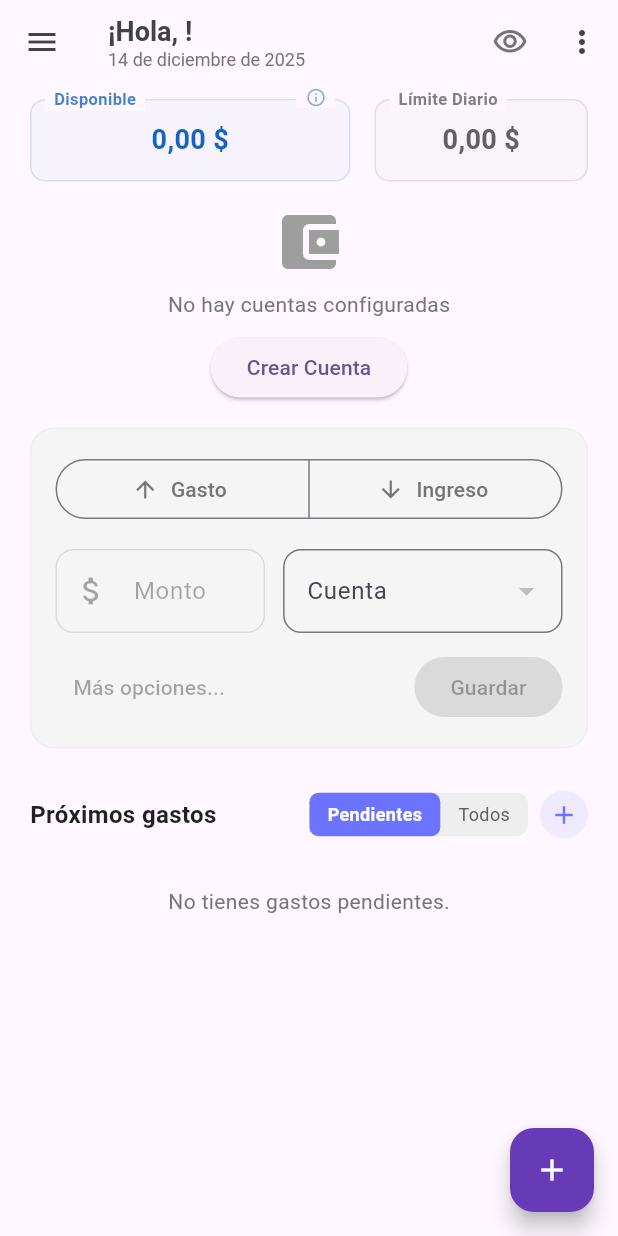
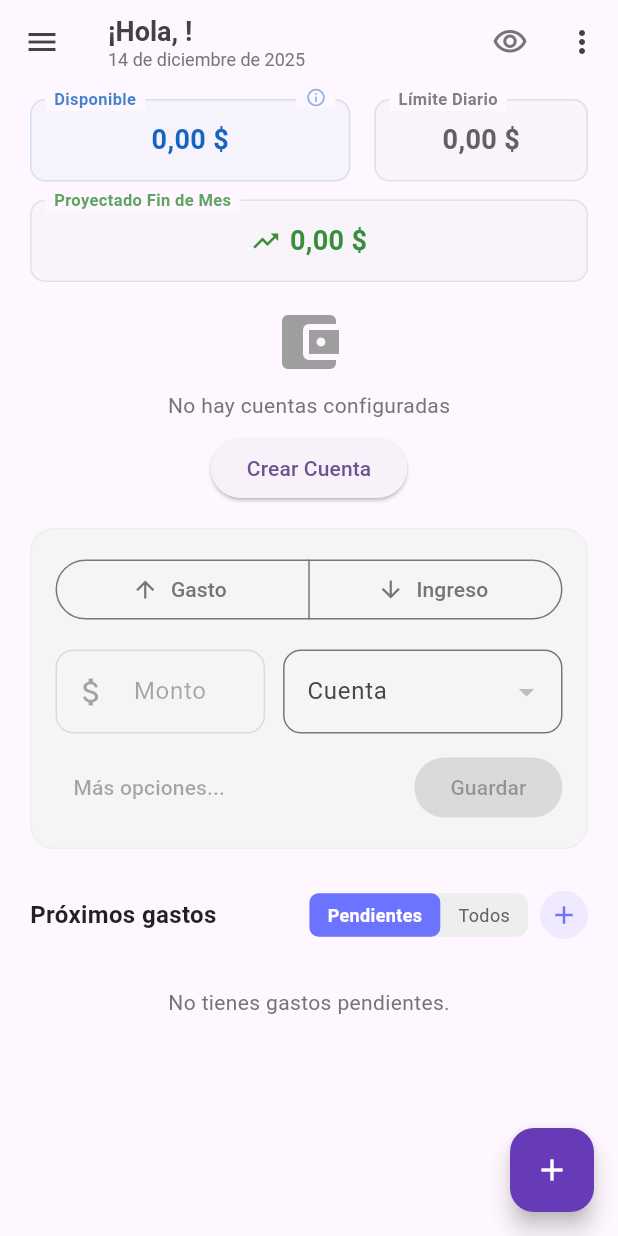
Before and after one commit to xeneous/MisNumeros, a Flutter app: the screen it shows once a user with an empty profile is signed in, on a phone screen of 412 x 824 dp. Run offline on Flutter 3.47's test engine with Material 3 defaults, Android fonts, the phone set to English and light mode, and no system bars; our stand-ins replace cloud_firestore, equatable, firebase_auth, firebase_core, geolocator, google_sign_in and 4 more; accounts and stored records are empty.

```diff
--- a/lib/screens/home/home_screen.dart
+++ b/lib/screens/home/home_screen.dart
@@ -65,6 +65,8 @@ class _HomeScreenState extends State<HomeScreen> with WidgetsBindingObserver {
   String _displayMode = 'local'; // 'local', 'travel', 'all'
   String _activeCurrency = 'ARS'; // The primary currency for the current mode
   Map<String, double> _totalBalancesByCurrency = {};
+  Map<String, double> _reserveBalancesByCurrency = {};
+  Map<String, double> _projectedEndOfMonthByCurrency = {};
 
   // State for quick transaction form
   final _quickAddFormKey = GlobalKey<FormState>();
@@ -195,10 +197,14 @@ class _HomeScreenState extends State<HomeScreen> with WidgetsBindingObserver {
       }
 
       _totalBalancesByCurrency = _calculateTotalBalancesByCurrency(accounts, balances);
+      _reserveBalancesByCurrency = _calculateReserveBalancesByCurrency(accounts, balances);
 
       print('HomeScreen: Calculated balances: $balances');
       print(
         'HomeScreen: Total balances by currency: $_totalBalancesByCurrency',
+      );
+      print(
+        'HomeScreen: Reserve balances by currency: $_reserveBalancesByCurrency',
       );
       print('HomeScreen: Active currency: $_activeCurrency');
 
@@ -266,6 +272,12 @@ class _HomeScreenState extends State<HomeScreen> with WidgetsBindingObserver {
           _topExpenseDescriptions = topExpenses;
           _topIncomeDescriptions = topIncomes;
           _skippedPaymentKeys = skippedKeys;
+
+          // Calculate projected end of month after we have all the data
+          _projectedEndOfMonthByCurrency = _calculateProjectedEndOfMonth();
+
+          print('HomeScreen: Projected end of month: $_projectedEndOfMonthByCurrency');
+
           // Set default account for quick add form if not already set, inside setState
           if (accounts.isNotEmpty) {
             _quickAddSelectedAccount =
@@ -403,6 +415,19 @@ class _HomeScreenState extends State<HomeScreen> with WidgetsBindingObserver {
             ],
           ),
 
+          const SizedBox(height: 12),
+
+          // Total Proyectado a Fin de Mes
+          _buildTitledAmountBox(
+            title: 'Proyectado Fin de Mes',
+            balances: _projectedEndOfMonthByCurrency,
+            color: _projectedEndOfMonthByCurrency[_activeCurrency] != null &&
+                    _projectedEndOfMonthByCurrency[_activeCurrency]! < 0
+                ? Colors.red[700]!
+                : Colors.green[700]!,
+            showTrendIcon: true,
+          ),
+
           const SizedBox(height: 16),
 
           // Cuentas/Billeteras - carrusel
@@ -429,8 +454,17 @@ class _HomeScreenState extends State<HomeScreen> with WidgetsBindingObserver {
     Map<String, double>? balances,
     double? amount,
     required Color color,
+    bool showTrendIcon = false,
   }) {
     final isDisponible = title == 'Disponible';
+    final isProyectado = title == 'Proyectado Fin de Mes';
+
+    // Determine trend icon for projected balance
+    IconData? trendIcon;
+    if (showTrendIcon && isProyectado) {
+      final projectedValue = balances?[_activeCurrency] ?? amount ?? 0.0;
+      trendIcon = projectedValue >= 0 ? Icons.trending_up : Icons.trending_down;
+    }
 
     return InkWell(
       onTap: isDisponible ? _showAccountBreakdown : null,
@@ -449,7 +483,18 @@ class _HomeScreenState extends State<HomeScreen> with WidgetsBindingObserver {
             child: Center(
               child: FittedBox(
                 fit: BoxFit.scaleDown,
-                child: Text(
+                child: Row(
+                  mainAxisSize: MainAxisSize.min,
+                  children: [
+                    if (trendIcon != null) ...[
+                      Icon(
+                        trendIcon,
+                        size: 20,
+                        color: color,
+                      ),
+                      const SizedBox(width: 6),
+                    ],
+                    Text(
                       _showFinancialValues
                           ? (balances != null
                                 ? _formatMultiCurrency(balances)
@@ -461,6 +506,8 @@ class _HomeScreenState extends State<HomeScreen> with WidgetsBindingObserver {
                         color: color,
                       ),
                       textAlign: TextAlign.center,
+                    ),
+                  ],
                 ),
               ),
             ),
@@ -1994,6 +2041,75 @@ class _HomeScreenState extends State<HomeScreen> with WidgetsBindingObserver {
       }
     }
     return totals;
+  }
+
+  Map<String, double> _calculateReserveBalancesByCurrency(
+    List<Account> accounts,
+    Map<String, double> accountBalances,
+  ) {
+    final Map<String, double> totals = {};
+    for (var acc in accounts) {
+      // Only include accounts with purpose 'savings' in the reserve total
+      if (acc.accountPurpose == AccountPurpose.savings) {
+        final balance = accountBalances[acc.id] ?? 0.0;
+        totals.update(
+          acc.moneda,
+          (value) => value + balance,
+          ifAbsent: () => balance,
+        );
+      }
+    }
+    return totals;
+  }
+
+  Map<String, double> _calculateProjectedEndOfMonth() {
+    final Map<String, double> projected = {};
+
+    // Start with available + reserve
+    _totalBalancesByCurrency.forEach((currency, availableBalance) {
+      projected[currency] = availableBalance;
+    });
+
+    _reserveBalancesByCurrency.forEach((currency, reserveBalance) {
+      projected.update(
+        currency,
+        (value) => value + reserveBalance,
+        ifAbsent: () => reserveBalance,
+      );
+    });
+
+    // Subtract pending fixed expenses until end of month
+    final now = DateTime.now();
+    final endOfMonth = DateTime(now.year, now.month + 1, 0, 23, 59, 59);
+
+    for (var gasto in _proximosGastos) {
+      // Only subtract if:
+      // 1. Not already paid
+      // 2. Not skipped
+      // 3. Due date is before end of month
+      if (gasto.pagado) continue;
+
+      final realFixedExpenseId = _gastoFijoIds[gasto.idGasto];
+      if (realFixedExpenseId != null) {
+        final dateStr = gasto.fechaVencimiento.toIso8601String().split('T')[0];
+        final skipKey = '${realFixedExpenseId}_$dateStr';
+        if (_skippedPaymentKeys.contains(skipKey)) continue;
+      }
+
+      if (gasto.fechaVencimiento.isAfter(endOfMonth)) continue;
+
+      // Determine currency - assume ARS for local mode, USD for travel mode
+      // This is a simplification - ideally we'd get currency from the account
+      final currency = _activeCurrency;
+
+      projected.update(
+        currency,
+        (value) => value - gasto.montoEstimado,
+        ifAbsent: () => -gasto.montoEstimado,
+      );
+    }
+
+    return projected;
   }
 
   Widget _buildQuickTransactionForm() {
--- a/lib/services/supabase_database_service.dart
+++ b/lib/services/supabase_database_service.dart
@@ -69,6 +69,7 @@ class SupabaseDatabaseService {
             'name': account.name,
             'alias': account.alias,
             'account_type': account.type.name,
+            'account_purpose': account.accountPurpose.name,
             'currency': account.currency,
             'initial_balance': account.initialBalance,
             'current_balance': account.currentBalance,
@@ -96,6 +97,7 @@ class SupabaseDatabaseService {
             'name': account.name,
             'alias': account.alias,
             'account_type': account.type.name,
+            'account_purpose': account.accountPurpose.name,
             'currency': account.currency,
             'initial_balance': account.initialBalance,
             'current_balance': account.currentBalance,
```
Lines whose indentation alone changed are shown as unchanged.
